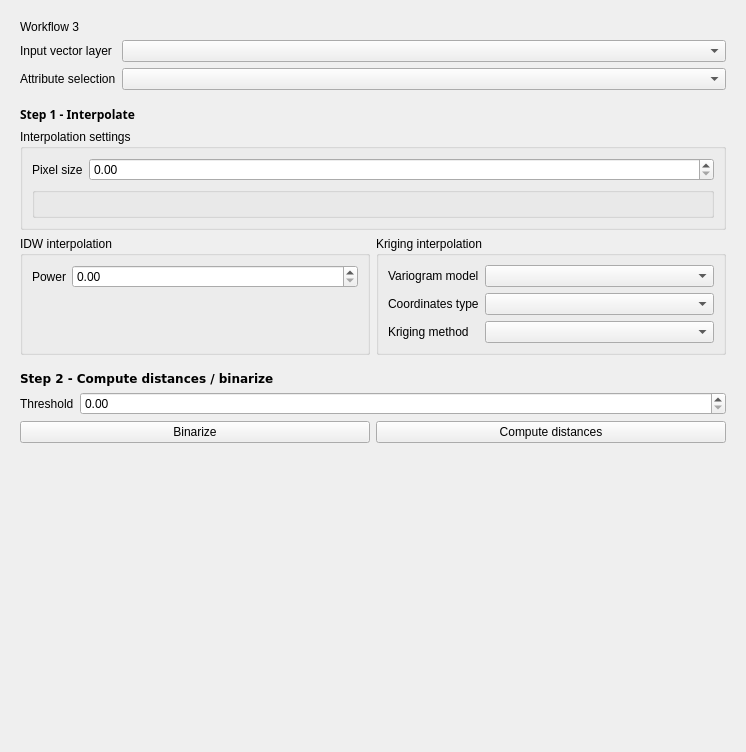
Above: eis_qgis_plugin/resources/ui/wizard_proxies.ui from GispoCoding/eis_qgis_plugin before the change. Below: the same form after it.
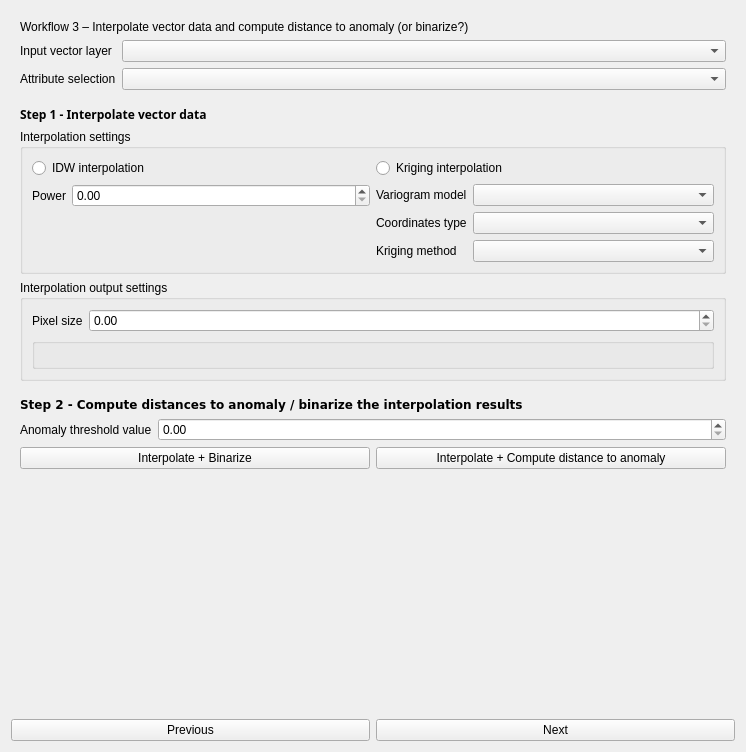
That is the form after the change. The open tabs and pages were chosen to show the change. Custom widgets are drawn as their Qt base class.

Commit message: new drafts for the proxy creation UIs

What changed in the file:
```diff
--- a/eis_qgis_plugin/resources/ui/wizard_proxies.ui
+++ b/eis_qgis_plugin/resources/ui/wizard_proxies.ui
@@ -277,7 +277,7 @@
        <item>
         <widget class="QLabel" name="label_11">
          <property name="text">
-          <string>Workflow 3</string>
+          <string>Workflow 3 – Interpolate vector data and compute distance to anomaly (or binarize?)</string>
          </property>
         </widget>
        </item>
@@ -331,14 +331,93 @@
           </font>
          </property>
          <property name="text">
-          <string>Step 1 - Interpolate</string>
+          <string>Step 1 - Interpolate vector data</string>
          </property>
         </widget>
        </item>
+       <item>
+        <widget class="QGroupBox" name="groupBox_8">
+         <property name="title">
+          <string>Interpolation settings</string>
+         </property>
+         <layout class="QHBoxLayout" name="horizontalLayout_9">
+          <item>
+           <layout class="QVBoxLayout" name="verticalLayout_13">
+            <item>
+             <widget class="QRadioButton" name="radioButton_5">
+              <property name="text">
+               <string>IDW interpolation</string>
+              </property>
+             </widget>
+            </item>
+            <item>
+             <layout class="QFormLayout" name="formLayout_15">
+              <item row="0" column="0">
+               <widget class="QLabel" name="label_34">
+                <property name="text">
+                 <string>Power</string>
+                </property>
+               </widget>
+              </item>
+              <item row="0" column="1">
+               <widget class="QgsDoubleSpinBox" name="mQgsDoubleSpinBox_8"/>
+              </item>
+             </layout>
+            </item>
+           </layout>
+          </item>
+          <item>
+           <layout class="QVBoxLayout" name="verticalLayout_14">
+            <item>
+             <widget class="QRadioButton" name="radioButton_6">
+              <property name="text">
+               <string>Kriging interpolation</string>
+              </property>
+             </widget>
+            </item>
+            <item>
+             <layout class="QFormLayout" name="formLayout_16">
+              <item row="0" column="0">
+               <widget class="QLabel" name="label_35">
+                <property name="text">
+                 <string>Variogram model</string>
+                </property>
+               </widget>
+              </item>
+              <item row="0" column="1">
+               <widget class="QComboBox" name="comboBox_10"/>
+              </item>
+              <item row="1" column="0">
+               <widget class="QLabel" name="label_36">
+                <property name="text">
+                 <string>Coordinates type</string>
+                </property>
+               </widget>
+              </item>
+              <item row="1" column="1">
+               <widget class="QComboBox" name="comboBox_11"/>
+              </item>
+              <item row="2" column="0">
+               <widget class="QLabel" name="label_37">
+                <property name="text">
+                 <string>Kriging method</string>
+                </property>
+               </widget>
+              </item>
+              <item row="2" column="1">
+               <widget class="QComboBox" name="comboBox_12"/>
+              </item>
+             </layout>
+            </item>
+           </layout>
+          </item>
+         </layout>
+        </widget>
+       </item>
        <item>
         <widget class="QGroupBox" name="groupBox">
          <property name="title">
-          <string>Interpolation settings</string>
+          <string>Interpolation output settings</string>
          </property>
          <layout class="QVBoxLayout" name="verticalLayout_7">
           <item>
@@ -361,68 +440,6 @@
          </layout>
         </widget>
        </item>
-       <item>
-        <layout class="QHBoxLayout" name="horizontalLayout_4">
-         <item>
-          <widget class="QGroupBox" name="groupBox_2">
-           <property name="title">
-            <string>IDW interpolation</string>
-           </property>
-           <layout class="QFormLayout" name="formLayout_5">
-            <item row="0" column="0">
-             <widget class="QLabel" name="label_18">
-              <property name="text">
-               <string>Power</string>
-              </property>
-             </widget>
-            </item>
-            <item row="0" column="1">
-             <widget class="QgsDoubleSpinBox" name="mQgsDoubleSpinBox_2"/>
-            </item>
-           </layout>
-          </widget>
-         </item>
-         <item>
-          <widget class="QGroupBox" name="groupBox_3">
-           <property name="title">
-            <string>Kriging interpolation</string>
-           </property>
-           <layout class="QFormLayout" name="formLayout_6">
-            <item row="0" column="0">
-             <widget class="QLabel" name="label_15">
-              <property name="text">
-               <string>Variogram model</string>
-              </property>
-             </widget>
-            </item>
-            <item row="0" column="1">
-             <widget class="QComboBox" name="comboBox"/>
-            </item>
-            <item row="1" column="0">
-             <widget class="QLabel" name="label_16">
-              <property name="text">
-               <string>Coordinates type</string>
-              </property>
-             </widget>
-            </item>
-            <item row="1" column="1">
-             <widget class="QComboBox" name="comboBox_2"/>
-            </item>
-            <item row="2" column="0">
-             <widget class="QLabel" name="label_17">
-              <property name="text">
-               <string>Kriging method</string>
-              </property>
-             </widget>
-            </item>
-            <item row="2" column="1">
-             <widget class="QComboBox" name="comboBox_3"/>
-            </item>
-           </layout>
-          </widget>
-         </item>
-        </layout>
-       </item>
        <item>
         <spacer name="verticalSpacer_5">
          <property name="orientation">
@@ -449,7 +466,7 @@
           </font>
          </property>
          <property name="text">
-          <string>Step 2 - Compute distances / binarize</string>
+          <string>Step 2 - Compute distances to anomaly / binarize the interpolation results</string>
          </property>
         </widget>
        </item>
@@ -458,7 +475,7 @@
          <item row="0" column="0">
           <widget class="QLabel" name="label_20">
            <property name="text">
-            <string>Threshold</string>
+            <string>Anomaly threshold value</string>
            </property>
           </widget>
          </item>
@@ -472,14 +489,14 @@
          <item>
           <widget class="QPushButton" name="pushButton_4">
            <property name="text">
-            <string>Binarize</string>
+            <string>Interpolate + Binarize</string>
            </property>
           </widget>
          </item>
          <item>
           <widget class="QPushButton" name="pushButton_5">
            <property name="text">
-            <string>Compute distances</string>
+            <string>Interpolate + Compute distance to anomaly</string>
            </property>
           </widget>
          </item>
@@ -646,6 +663,24 @@
      <widget class="QWidget" name="proxy_creation_page_5"/>
     </widget>
    </item>
+   <item>
+    <layout class="QHBoxLayout" name="horizontalLayout_4">
+     <item>
+      <widget class="QPushButton" name="previous_btn">
+       <property name="text">
+        <string>Previous</string>
+       </property>
+      </widget>
+     </item>
+     <item>
+      <widget class="QPushButton" name="next_btn">
+       <property name="text">
+        <string>Next</string>
+       </property>
+      </widget>
+     </item>
+    </layout>
+   </item>
   </layout>
  </widget>
  <customwidgets>
```
Left out of the diff: 239 changed lines with no effect on the pictures. The commit also changes 2 other files.
